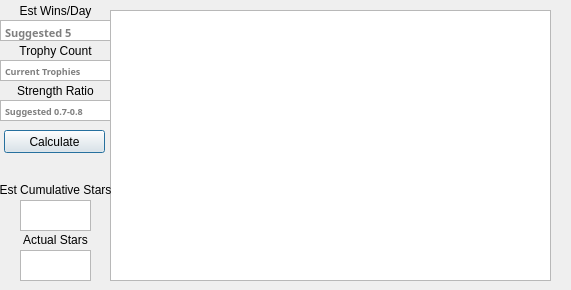
First picture: the form in pss-ttt-tsc.ui, repository arraken/pss-ttt, before the edit.
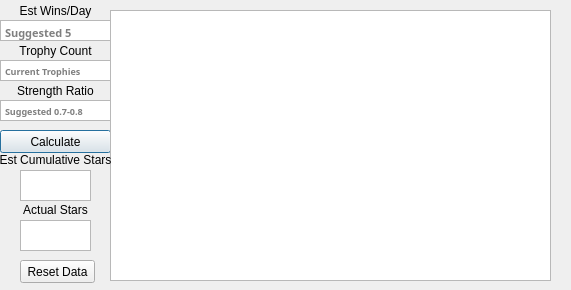
Second picture: the form after the edit.

The edit to the form file:
```diff
--- a/pss-ttt-tsc.ui
+++ b/pss-ttt-tsc.ui
@@ -157,9 +157,9 @@
   <widget class="QPushButton" name="calculateStars">
    <property name="geometry">
     <rect>
-     <x>4</x>
+     <x>0</x>
      <y>130</y>
-     <width>101</width>
+     <width>111</width>
      <height>23</height>
     </rect>
    </property>
@@ -184,7 +184,7 @@
    <property name="geometry">
     <rect>
      <x>0</x>
-     <y>180</y>
+     <y>150</y>
      <width>111</width>
      <height>20</height>
     </rect>
@@ -200,7 +200,7 @@
    <property name="geometry">
     <rect>
      <x>20</x>
-     <y>200</y>
+     <y>170</y>
      <width>71</width>
      <height>31</height>
     </rect>
@@ -221,7 +221,7 @@
    <property name="geometry">
     <rect>
      <x>0</x>
-     <y>230</y>
+     <y>200</y>
      <width>111</width>
      <height>20</height>
     </rect>
@@ -237,7 +237,7 @@
    <property name="geometry">
     <rect>
      <x>20</x>
-     <y>250</y>
+     <y>220</y>
      <width>71</width>
      <height>31</height>
     </rect>
@@ -254,6 +254,19 @@
     <set>Qt::NoTextInteraction</set>
    </property>
   </widget>
+  <widget class="QPushButton" name="resetStarsTableButton">
+   <property name="geometry">
+    <rect>
+     <x>20</x>
+     <y>260</y>
+     <width>75</width>
+     <height>23</height>
+    </rect>
+   </property>
+   <property name="text">
+    <string>Reset Data</string>
+   </property>
+  </widget>
  </widget>
  <tabstops>
   <tabstop>winsPerDayBox</tabstop>
```
